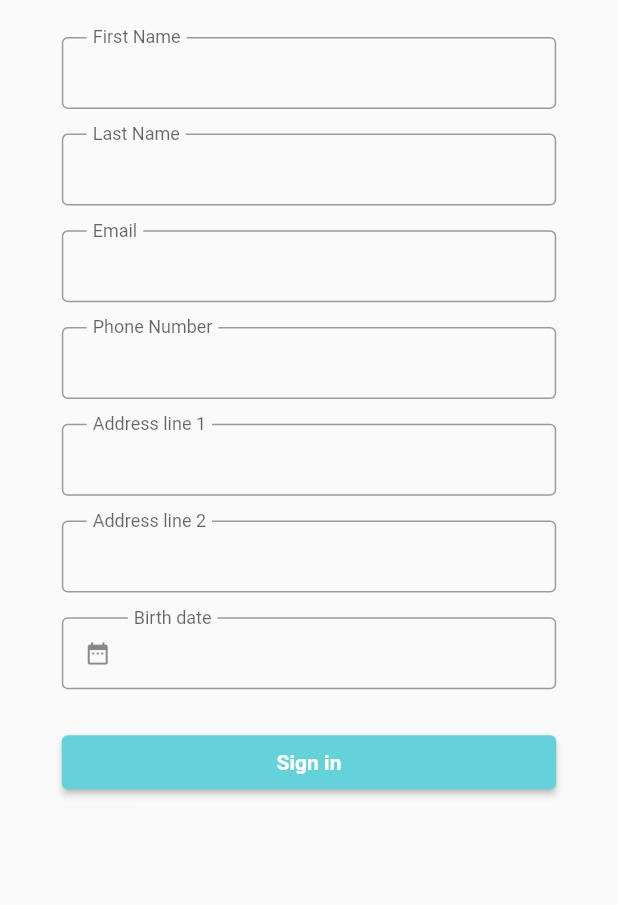
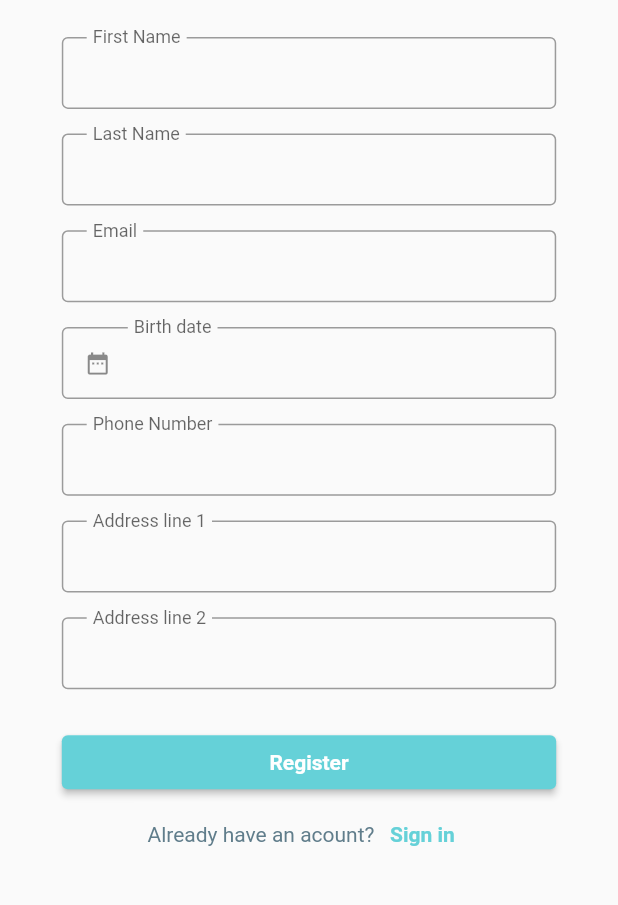
Before and after one commit to hope-miky/Flutter-Ecom, a Flutter app: the screen it shows after launch, after a tap on "Sign in", after a tap on "Sign up", on a phone screen of 412 x 824 dp, the part 122-1027 px from its top. Run offline on Flutter 3.47's test engine with Material 2 defaults, Android fonts, the phone set to English and light mode, and no system bars; our stand-ins replace auto_route, flutter_signin_button, sizer.

Commit message:
updated the sign up, login and custom text field

```diff
--- a/lib/components/textfield.dart
+++ b/lib/components/textfield.dart
@@ -46,9 +46,8 @@ class _CustomTextFiledState extends State<CustomTextFiled> {
                 DateTime? pickedDate = await showDatePicker(
                     context: context,
                     initialDate: DateTime.now(),
-                    firstDate: DateTime(
-                        2000), //DateTime.now() - not to allow to choose before today.
-                    lastDate: DateTime(2101));
+                    firstDate: DateTime(1600),
+                    lastDate: DateTime.now());
 
                 if (pickedDate != null) {
                   print(
--- a/lib/main.dart
+++ b/lib/main.dart
@@ -15,6 +15,7 @@ class MyApp extends StatelessWidget {
     return Sizer(builder: (context, orientation, deviceType) {
       return MaterialApp.router(
         routeInformationParser: _appRoute.defaultRouteParser(),
+        debugShowCheckedModeBanner: false,
         routerDelegate: AutoRouterDelegate(_appRoute),
       );
     });
--- a/lib/screens/login.dart
+++ b/lib/screens/login.dart
@@ -116,7 +116,11 @@ class _LoginScreenState extends State<LoginScreen> with InputValidationMixin {
                         onPressed: () {
                           AutoRouter.of(context).pushNamed("/signup-page");
                         },
-                        child: Text("Sign up"))
+                        child: Text(
+                          "Sign up",
+                          style: TextStyle(
+                              color: maincolor, fontWeight: FontWeight.bold),
+                        ))
                   ],
                 ),
               ),
--- a/lib/screens/signup.dart
+++ b/lib/screens/signup.dart
@@ -1,6 +1,7 @@
 import 'package:addisecom/components/logo_text.dart';
 import 'package:addisecom/components/textfield.dart';
 import 'package:addisecom/constants/colors.dart';
+import 'package:auto_route/auto_route.dart';
 import 'package:flutter/material.dart';
 import 'package:addisecom/mixin/tefield_validation.dart';
 import 'package:sizer/sizer.dart';
@@ -53,6 +54,12 @@ class _SignupPageState extends State<SignupPage> with InputValidationMixin {
                 controller: _emailcontroller,
               ),
               CustomTextFiled(
+                placeholder: "Birth date",
+                validator: dateValidation,
+                date: true,
+                controller: _bdatecontroller,
+              ),
+              CustomTextFiled(
                 placeholder: "Phone Number",
                 validator: requiredval,
                 controller: _phonenumbercontroller,
@@ -69,19 +76,12 @@ class _SignupPageState extends State<SignupPage> with InputValidationMixin {
                 validator: requiredval,
                 controller: _addressline2controller,
               ),
-              CustomTextFiled(
-                placeholder: "Birth date",
-                validator: requiredval,
-                date: true,
-                controller: _bdatecontroller,
-              ),
               Container(
                 width: 100.w,
                 margin: EdgeInsets.only(
                   left: 10.0.w,
                   right: 10.0.w,
                   top: 2.h,
-                  bottom: 4.h,
                 ),
                 child: ElevatedButton(
                   onPressed: () {
@@ -93,12 +93,32 @@ class _SignupPageState extends State<SignupPage> with InputValidationMixin {
                     primary: maincolor,
                   ),
                   child: Text(
-                    "Sign in",
+                    "Register",
                     style: TextStyle(
                       fontWeight: FontWeight.bold,
                     ),
                   ),
                 ),
+              ),
+              Row(
+                mainAxisAlignment: MainAxisAlignment.center,
+                children: [
+                  Text(
+                    "Already have an acount?",
+                    style: TextStyle(
+                      color: Colors.blueGrey,
+                    ),
+                  ),
+                  TextButton(
+                      onPressed: () {
+                        AutoRouter.of(context).pushNamed("/");
+                      },
+                      child: Text(
+                        "Sign in",
+                        style: TextStyle(
+                            color: maincolor, fontWeight: FontWeight.bold),
+                      ))
+                ],
               ),
             ],
           ),
```
Also changed, not shown: lib/mixin/tefield_validation.dart (+11 -0 lines).
